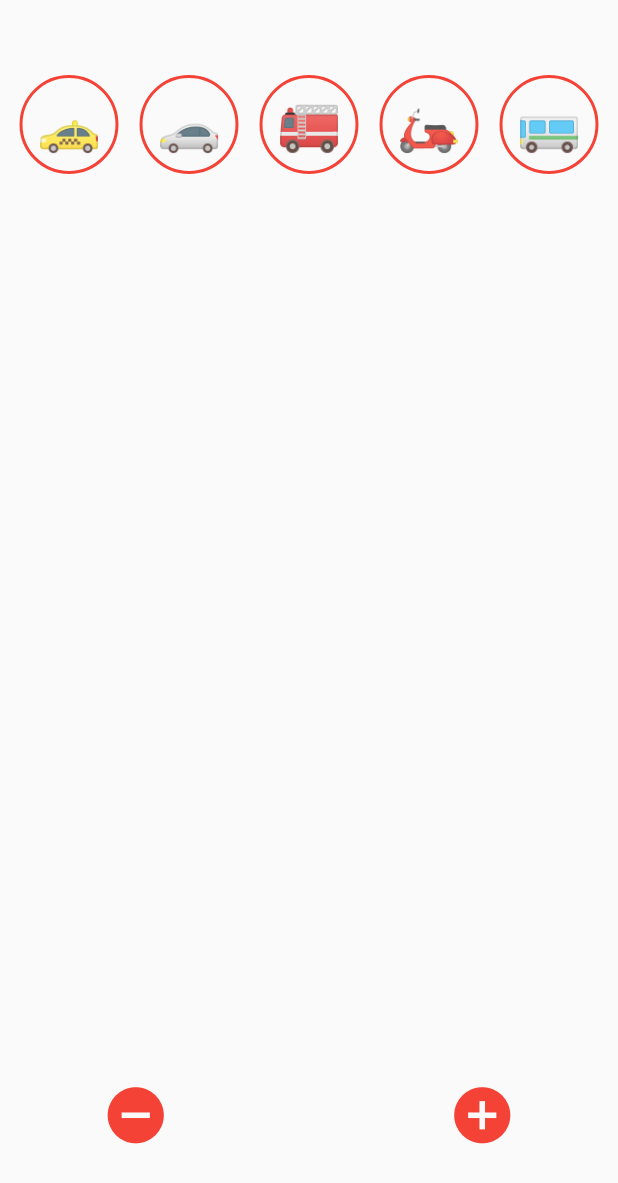
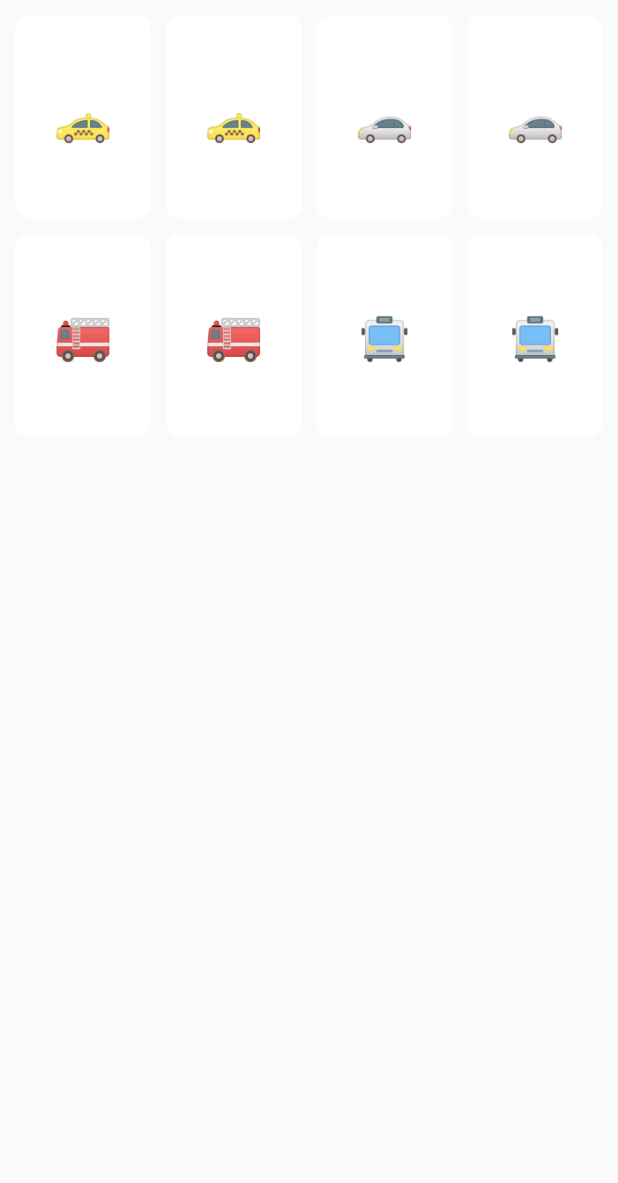
Before and after one commit to Konjuhi/memorie-game, a Flutter app: the screen it shows after launch, on a phone screen of 412 x 824 dp. Shown: the top 1183 px of the screen. Run offline on Flutter 3.47's test engine with Material 2 defaults, Android fonts, the phone set to English and light mode, and no system bars.

Commit message:
Implemented MVVM architecture

```diff
--- /dev/null
+++ b/lib/card_model.dart
@@ -0,0 +1,13 @@
+class CardModel<CardContent> {
+  bool isFacedUp;
+  bool? isMatched;
+  CardContent? content;
+  int id;
+
+  CardModel({
+    this.isFacedUp = true,
+    this.isMatched,
+    this.content,
+    required this.id,
+  });
+}
--- /dev/null
+++ b/lib/emoji_memory_game.dart
@@ -0,0 +1,42 @@
+import 'package:flutter_learn/card_model.dart';
+
+import 'memory_game_model.dart';
+
+class EmojiMemoryGame {
+  static const emojis = [
+    '🚕',
+    '🚗',
+    '🚒',
+    '🚍',
+    '🚖',
+    '🚛',
+    '✈️',
+    '🚀',
+    '🚁',
+    '🛳',
+    '🛸',
+    '🛶',
+    '🚃',
+    '🛹',
+    '🛼',
+    '⛷',
+    '🏂'
+  ];
+
+  static MemoryGame<String> createMemoryGame() {
+    return MemoryGame(
+      numberOfPairsOfCards: 4,
+      createCardContent: (int pairIndex) => emojis[pairIndex],
+    );
+  }
+
+  final MemoryGame model = EmojiMemoryGame.createMemoryGame();
+
+  List<CardModel>? get cards {
+    return model.cards;
+  }
+
+  void choose(CardModel card) {
+    model.choose(card);
+  }
+}
--- a/lib/main.dart
+++ b/lib/main.dart
@@ -1,4 +1,7 @@
 import 'package:flutter/material.dart';
+import 'package:flutter_learn/representer_view.dart';
+
+import 'emoji_memory_game.dart';
 
 void main() {
   runApp(const MyApp());
@@ -9,177 +12,201 @@ class MyApp extends StatelessWidget {
 
   @override
   Widget build(BuildContext context) {
+    final EmojiMemoryGame viewModel = EmojiMemoryGame();
     return MaterialApp(
+      debugShowCheckedModeBanner: false,
       theme: ThemeData(
         primarySwatch: Colors.blue,
       ),
-      home: const ContentViewScreen(),
-    );
-  }
-}
-
-class ContentViewScreen extends StatefulWidget {
-  const ContentViewScreen({Key? key}) : super(key: key);
-
-  @override
-  State<ContentViewScreen> createState() => _ContentViewScreenState();
-}
-
-class _ContentViewScreenState extends State<ContentViewScreen> {
-  List<String> emojis = [
-    '🚕',
-    '🚗',
-    '🚒',
-    '🛵',
-    '🚌',
-    '🚕',
-    '🚗',
-    '🚒',
-    '🛵',
-    '🚌',
-  ];
-
-  List<Widget> cards = [];
-  int emojiCount = 5;
-  int lastCardIndex = 0;
-
-  @override
-  void initState() {
-    super.initState();
-    for (int i = 0; i < emojiCount; i++) {
-      cards.add(CardView(content: emojis[i]));
-      cards.add(const SizedBox(width: 10));
-      lastCardIndex = i * 2;
-    }
-  }
-
-  @override
-  Widget build(BuildContext context) {
-    return Scaffold(
-      body: Padding(
-        padding:
-            const EdgeInsets.only(left: 10, right: 10, bottom: 50, top: 50),
-        child: Column(
-          crossAxisAlignment: CrossAxisAlignment.center,
-          children: [
-            Wrap(
-              children: cards,
-            ),
-            const Spacer(),
-            Padding(
-              padding: const EdgeInsets.only(left: 50, right: 50),
-              child: Row(
-                mainAxisAlignment: MainAxisAlignment.spaceBetween,
-                crossAxisAlignment: CrossAxisAlignment.center,
-                children: [
-                  IconButton(
-                    onPressed: () {
-                      setState(() {
-                        if (emojiCount > 1) {
-                          cards.removeAt(lastCardIndex);
-                          cards.removeAt(lastCardIndex);
-                          emojiCount -= 1;
-                          lastCardIndex -= 2;
-                        }
-                      });
-                    },
-                    iconSize: 45,
-                    icon: const Icon(
-                      Icons.remove_circle,
-                      color: Colors.red,
-                    ),
-                  ),
-                  IconButton(
-                    onPressed: () {
-                      setState(() {
-                        if (emojiCount < emojis.length) {
-                          String newEmoji = emojis[emojiCount];
-                          cards.add(CardView(content: newEmoji));
-                          cards.add(const SizedBox(width: 10));
-                          emojiCount += 1;
-                          lastCardIndex += 2;
-                        }
-                      });
-                    },
-                    iconSize: 45,
-                    icon: const Icon(
-                      Icons.add_circle,
-                      color: Colors.red,
-                    ),
-                  )
-                ],
-              ),
-            )
-          ],
-        ),
+      home: ContentView(
+        viewModel: viewModel,
       ),
     );
   }
 }
 
-class CardView extends StatefulWidget {
-  const CardView({
-    Key? key,
-    this.isFaceUp = true,
-    this.content,
-  }) : super(key: key);
-  final bool isFaceUp;
-  final String? content;
-
-  @override
-  CardViewState createState() => CardViewState();
-}
-
-class CardViewState extends State<CardView> {
-  late bool _isFaceUp;
-
-  @override
-  void initState() {
-    super.initState();
-    _isFaceUp = widget.isFaceUp;
-  }
-
-  @override
-  Widget build(BuildContext context) {
-    return GestureDetector(
-      onTap: () {
-        setState(
-          () {
-            _isFaceUp = !_isFaceUp;
-          },
-        );
-      },
-      child: _isFaceUp
-          ? Container(
-              width: 70,
-              decoration: BoxDecoration(
-                shape: BoxShape.circle,
-                border: Border.all(
-                  width: 2,
-                  color: Colors.red,
-                ),
-              ),
-              child: FittedBox(
-                fit: BoxFit.none,
-                child: Text(
-                  widget.content!,
-                  style: const TextStyle(
-                    fontSize: 35,
-                  ),
-                ),
-              ),
-            )
-          : Container(
-              width: 70,
-              decoration: BoxDecoration(
-                shape: BoxShape.circle,
-                border: Border.all(
-                  width: 45,
-                  color: Colors.red,
-                ),
-                color: Colors.red,
-              ),
-            ),
-    );
-  }
-}
+// class ContentViewScreen extends StatefulWidget {
+//   const ContentViewScreen({Key? key}) : super(key: key);
+//   final EmojiMemoryGame viewModel;
+//
+//   @override
+//   State<ContentViewScreen> createState() => _ContentViewScreenState();
+// }
+//
+// class _ContentViewScreenState extends State<ContentViewScreen> {
+//   List<String> emojis = [
+//     '🚕',
+//     '🚗',
+//     '🚒',
+//     '🛵',
+//     '🚌',
+//     '🚕',
+//     '🚗',
+//     '🚒',
+//     '🛵',
+//     '🚌',
+//   ];
+//
+//   List<Widget> cards = [];
+//   int emojiCount = 5;
+//   int lastCardIndex = 0;
+//
+//   // void generateCards() {
+//   //   cards.clear();
+//   //   for (int i = 0; i < emojiCount; i++) {
+//   //     cards.add(CardView(content: emojis[i]));
+//   //     cards.add(const SizedBox(width: 10));
+//   //     lastCardIndex = i * 2;
+//   //   }
+//   // }
+//
+//   @override
+//   void initState() {
+//     super.initState();
+//     // generateCards();
+//   }
+//
+//   @override
+//   Widget build(BuildContext context) {
+//     for (int i = 0; i < emojiCount; i++) {
+//       cards.add(CardView(content: emojis[i]));
+//       cards.add(const SizedBox(width: 10));
+//       lastCardIndex = i * 2;
+//     }
+//     return Scaffold(
+//       body: Padding(
+//         padding:
+//             const EdgeInsets.only(left: 10, right: 10, bottom: 50, top: 50),
+//         child: Column(
+//           crossAxisAlignment: CrossAxisAlignment.center,
+//           children: [
+//             Expanded(
+//               child: GridView.builder(
+//                 gridDelegate: const SliverGridDelegateWithFixedCrossAxisCount(
+//                   crossAxisCount: 5,
+//                   mainAxisSpacing: 15,
+//                   crossAxisSpacing: 20,
+//                 ),
+//                 itemCount: emojiCount,
+//                 itemBuilder: (BuildContext context, int index) {
+//                   return CardView(content: emojis[index]);
+//                 },
+//               ),
+//             ),
+//             //const Spacer(),
+//             // Padding(
+//             //   padding: const EdgeInsets.only(left: 50, right: 50),
+//             //   child: Row(
+//             //     mainAxisAlignment: MainAxisAlignment.spaceBetween,
+//             //     crossAxisAlignment: CrossAxisAlignment.center,
+//             //     children: [
+//             //       IconButton(
+//             //         onPressed: () {
+//             //           setState(() {
+//             //             if (emojiCount > 1) {
+//             //               cards.removeAt(lastCardIndex);
+//             //               emojiCount -= 1;
+//             //               lastCardIndex -= 2;
+//             //             }
+//             //           });
+//             //         },
+//             //         iconSize: 50,
+//             //         icon: const Icon(
+//             //           Icons.remove_circle_outline,
+//             //           color: Colors.blue,
+//             //         ),
+//             //       ),
+//             //       IconButton(
+//             //         onPressed: () {
+//             //           setState(() {
+//             //             if (emojiCount < emojis.length) {
+//             //               String newEmoji = emojis[emojiCount];
+//             //               cards.add(CardView(content: newEmoji));
+//             //               cards.add(const SizedBox(width: 10));
+//             //               emojiCount += 1;
+//             //               lastCardIndex += 2;
+//             //             }
+//             //           });
+//             //         },
+//             //         iconSize: 50,
+//             //         icon: const Icon(
+//             //           Icons.add_circle_outline,
+//             //           color: Colors.blue,
+//             //         ),
+//             //       )
+//             //     ],
+//             //   ),
+//             // )
+//           ],
+//         ),
+//       ),
+//     );
+//   }
+// }
+//
+// class CardView extends StatefulWidget {
+//   const CardView({
+//     Key? key,
+//     this.isFaceUp,
+//     this.content,
+//   }) : super(key: key);
+//   final bool? isFaceUp;
+//   final String? content;
+//
+//   @override
+//   CardViewState createState() => CardViewState();
+// }
+//
+// class CardViewState extends State<CardView> {
+//   bool _isFaceUp = true;
+//
+//   // @override
+//   // void initState() {
+//   //   super.initState();
+//   //   _isFaceUp = widget.isFaceUp;
+//   // }
+//
+//   @override
+//   Widget build(BuildContext context) {
+//     return GestureDetector(
+//       onTap: () {
+//         setState(
+//           () {
+//             _isFaceUp = !_isFaceUp;
+//           },
+//         );
+//       },
+//       child: _isFaceUp
+//           ? Container(
+//               width: 70,
+//               decoration: BoxDecoration(
+//                 shape: BoxShape.circle,
+//                 border: Border.all(
+//                   width: 2,
+//                   color: Colors.red,
+//                 ),
+//               ),
+//               child: FittedBox(
+//                 fit: BoxFit.none,
+//                 child: Text(
+//                   widget.content!,
+//                   style: const TextStyle(
+//                     fontSize: 35,
+//                   ),
+//                 ),
+//               ),
+//             )
+//           : Container(
+//               width: 70,
+//               decoration: BoxDecoration(
+//                 shape: BoxShape.circle,
+//                 border: Border.all(
+//                   width: 45,
+//                   color: Colors.red,
+//                 ),
+//                 color: Colors.red,
+//               ),
+//             ),
+//     );
+//   }
+// }
--- /dev/null
+++ b/lib/memory_game_model.dart
@@ -0,0 +1,33 @@
+import 'package:flutter_learn/card_model.dart';
+
+class MemoryGame<CardContent> {
+  List<CardModel>? cards;
+
+  MemoryGame(
+      {this.cards,
+      required int numberOfPairsOfCards,
+      required CardContent? Function(int)? createCardContent}) {
+    cards = <CardModel>[];
+
+    for (var pairIndex = 0; pairIndex < numberOfPairsOfCards; pairIndex++) {
+      final content = createCardContent!(pairIndex);
+      cards!.add(CardModel(content: content, id: pairIndex * 2));
+      cards!.add(CardModel(content: content, id: pairIndex * 2 + 1));
+    }
+  }
+
+  void choose(CardModel card) {
+    final chosenIndex = index(card);
+    var chosenCard = cards![chosenIndex];
+    chosenCard.isFacedUp = !chosenCard.isFacedUp;
+  }
+
+  int index(CardModel card) {
+    for (var i = 0; i < cards!.length; i++) {
+      if (cards![i].id == card.id) {
+        return i;
+      }
+    }
+    return 0; // bogus!
+  }
+}
--- /dev/null
+++ b/lib/representer_view.dart
@@ -0,0 +1,77 @@
+import 'package:flutter/foundation.dart';
+import 'package:flutter/material.dart';
+
+import 'card_model.dart';
+import 'emoji_memory_game.dart';
+
+class ContentView extends StatelessWidget {
+  final EmojiMemoryGame viewModel;
+
+  const ContentView({super.key, required this.viewModel});
+
+  @override
+  Widget build(BuildContext context) {
+    return Scaffold(
+      body: Padding(
+        padding: const EdgeInsets.all(10),
+        child: Column(
+          children: [
+            Expanded(
+              child: GridView.builder(
+                gridDelegate: const SliverGridDelegateWithFixedCrossAxisCount(
+                  crossAxisCount: 4,
+                  childAspectRatio: 2 / 3,
+                  crossAxisSpacing: 10,
+                  mainAxisSpacing: 10,
+                ),
+                itemBuilder: (BuildContext context, int index) {
+                  return CardView(
+                    card: viewModel.cards![index],
+                    viewModel: viewModel,
+                  );
+                },
+                itemCount: viewModel.cards?.length,
+              ),
+            ),
+          ],
+        ),
+      ),
+    );
+  }
+}
+
+class CardView extends StatefulWidget {
+  final CardModel card;
+  final EmojiMemoryGame viewModel;
+
+  const CardView({super.key, required this.card, required this.viewModel});
+
+  @override
+  State<CardView> createState() => _CardViewState();
+}
+
+class _CardViewState extends State<CardView> {
+  @override
+  Widget build(BuildContext context) {
+    return GestureDetector(
+      onTap: () {
+        if (kDebugMode) {
+          print("Kliko: ${widget.card.id}");
+        }
+        widget.viewModel.choose(widget.card);
+      },
+      child: Container(
+        decoration: BoxDecoration(
+          color: widget.card.isFacedUp ? Colors.white : Colors.red,
+          borderRadius: BorderRadius.circular(10),
+        ),
+        child: Center(
+          child: Text(
+            widget.card.isFacedUp ? widget.card.content : '',
+            style: const TextStyle(fontSize: 32),
+          ),
+        ),
+      ),
+    );
+  }
+}
```
